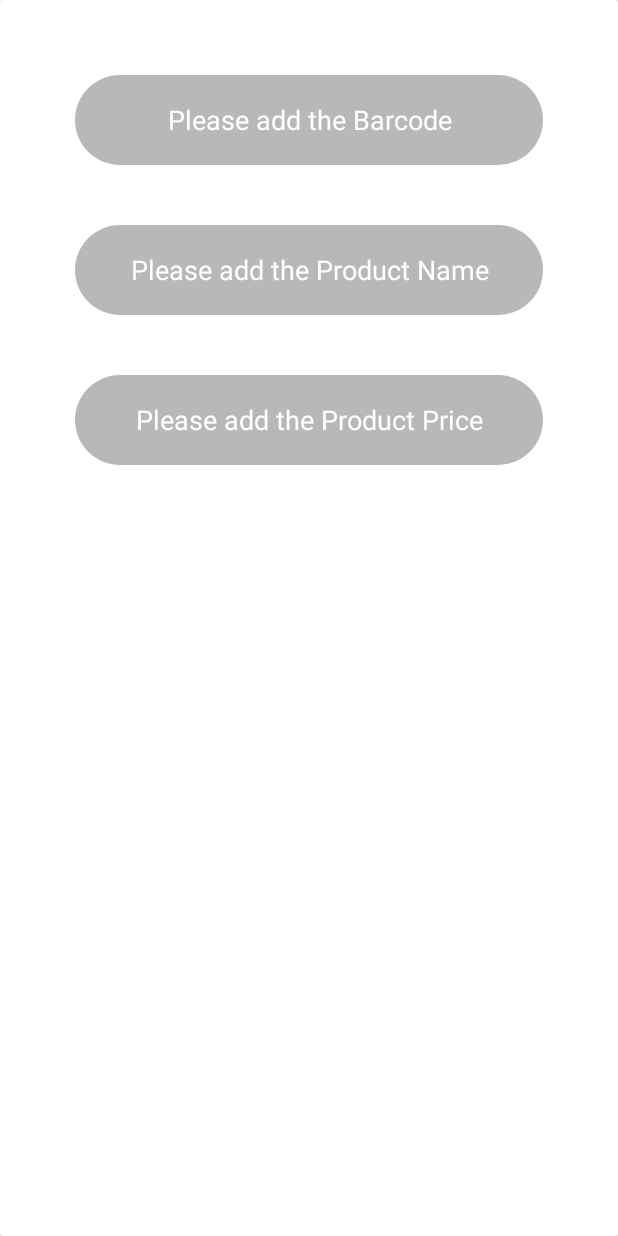
After one commit to onkarmadhekar/Geeta_Dresses_V1, an Android app: the layout productfinder_card_dialog.xml on its own in the app's theme, with its tools: preview values and no code run, on a phone screen of 412 x 824 dp. The commit adds this screen. Run offline under Robolectric (Android 15) with nearby library versions, the phone set to English and light mode, and no system bars; network calls fail; Roboto replaces fonts that are not available here.

Commit message:
Trying to solve the error in product -Shreyas

```diff
--- a/app/src/main/res/layout/activity_token_dashboard.xml
+++ b/app/src/main/res/layout/activity_token_dashboard.xml
@@ -138,7 +138,7 @@
             <androidx.recyclerview.widget.RecyclerView
                 android:id="@+id/idRVCourse"
                 android:layout_width="match_parent"
-                android:layout_height="match_parent"
+                android:layout_height="wrap_content"
                 android:layout_margin="5dp" />
 
 
--- /dev/null
+++ b/app/src/main/res/layout/productfinder_card_dialog.xml
@@ -0,0 +1,49 @@
+<?xml version="1.0" encoding="utf-8"?>
+<androidx.cardview.widget.CardView xmlns:android="http://schemas.android.com/apk/res/android"
+    android:layout_width="match_parent"
+    android:layout_height="match_parent"
+    xmlns:tools="http://schemas.android.com/tools">
+    <LinearLayout
+        android:layout_width="match_parent"
+        android:layout_height="match_parent"
+        android:orientation="vertical"
+        android:layout_margin="20dp"
+        android:padding="10dp"
+        android:layout_gravity="bottom">
+    <EditText
+        android:id="@+id/prouctIdPFD"
+        android:layout_width="match_parent"
+        android:layout_height="60dp"
+        android:layout_margin="20dp"
+        android:background="@drawable/recyler_back"
+        android:textAlignment="center"
+        android:editable="true"
+        android:hint="Please add the Barcode"
+        android:textColorHint="@color/white"/>
+
+    <EditText
+        android:id="@+id/prouctNamePFD"
+        android:layout_width="match_parent"
+        android:layout_height="60dp"
+        android:layout_margin="20dp"
+        android:background="@drawable/recyler_back"
+        android:textAlignment="center"
+        android:editable="true"
+        android:hint="Please add the Product Name"
+        android:textColorHint="@color/white"/>
+
+    <EditText
+        android:id="@+id/prouctPricePFD"
+        android:layout_width="match_parent"
+        android:layout_height="60dp"
+        android:layout_margin="20dp"
+        android:background="@drawable/recyler_back"
+        android:textAlignment="center"
+        android:editable="true"
+        android:hint="Please add the Product Price"
+        android:textColorHint="@color/white"/>
+
+    </LinearLayout>
+
+
+</androidx.cardview.widget.CardView>
```
Also changed, not shown: app/src/main/java/com/example/geeta_dresses/tokenDashboard.java (+182 -32 lines), app/src/main/res/values/strings.xml (+7 -0 lines).
